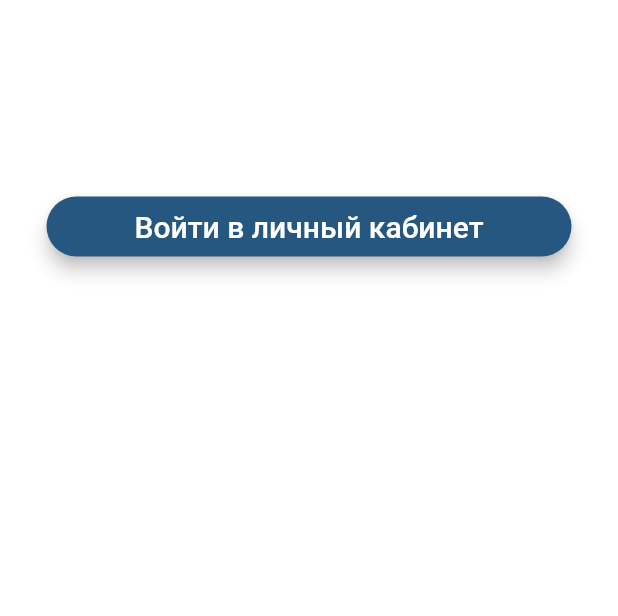
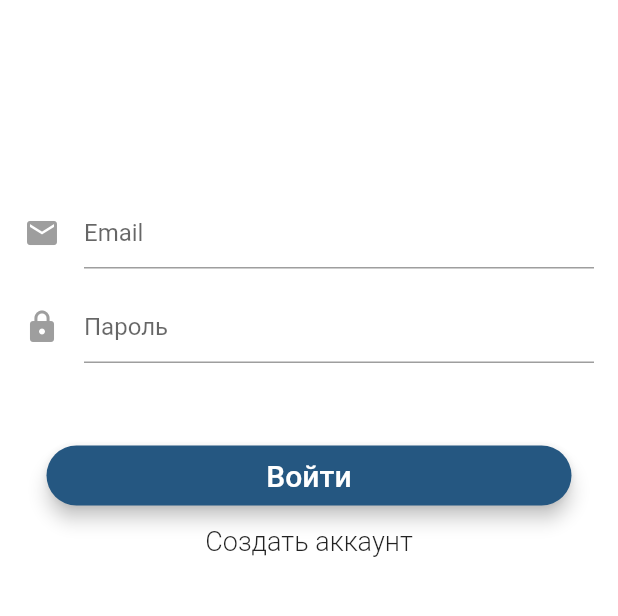
Before and after one commit to drGOD/stroinav_app, a Flutter app: the screen it shows after launch, on a phone screen of 412 x 824 dp, the part 405-1021 px from its top. Run offline on Flutter 3.47's test engine with Material 2 defaults, Android fonts, the phone set to English and light mode, and no system bars; our stand-ins replace connectivity, flutter_map, geolocator, hive, hive_flutter, latlong and 2 more; accounts and stored records are empty; network calls fail.

Commit message:
Почистил код 2

```diff
--- a/lib/Pages/login_signup_page.dart
+++ b/lib/Pages/login_signup_page.dart
@@ -15,7 +15,7 @@ class LoginSignUpPage extends StatefulWidget {
   State<StatefulWidget> createState() => new _LoginSignUpPageState();
 }
 
-enum FormMode { LOGIN, SIGNUP, EMPTY }
+enum FormMode { LOGIN, SIGNUP }
 
 class _LoginSignUpPageState extends State<LoginSignUpPage> {
   final _formKey = new GlobalKey<FormState>();
@@ -33,9 +33,7 @@ class _LoginSignUpPageState extends State<LoginSignUpPage> {
   String selectedConstructions;
 
   FormMode _formMode = FormMode.LOGIN;
-  FormMode _loginMode = FormMode.EMPTY;
   var _jwt;
-  bool _isIos;
   bool _isLoading;
 
   double shw;
@@ -99,6 +97,19 @@ class _LoginSignUpPageState extends State<LoginSignUpPage> {
       'confirmed': 'true',
     });
     return jsonDecode(response.body)['id'];
+  }
+
+  Future checkINN() async {
+    final response = await http.post(
+        'https://suggestions.dadata.ru/suggestions/api/4_1/rs/findById/party',
+        headers: {
+          'Authorization': 'Token d06e1d7a7afce7f3c5d806b936fc7c77f8a2f245',
+          'Accept': 'application/json',
+          'Content-Type': 'application/json',
+          'Cookie': '__ddg1=i268GlwdoGcT5C4BlmyV'
+        },
+        body: jsonEncode({"query": "7707083893"}));
+    print(jsonDecode(response.body)['suggestions'][0]['value']);
   }
 
   _launchURL() async {
@@ -189,7 +200,7 @@ class _LoginSignUpPageState extends State<LoginSignUpPage> {
   void _changeloginMode() {
     _errorMessage = "";
     setState(() {
-      _loginMode = FormMode.SIGNUP;
+      _formMode = FormMode.SIGNUP;
     });
   }
 
@@ -204,7 +215,6 @@ class _LoginSignUpPageState extends State<LoginSignUpPage> {
   @override
   Widget build(BuildContext context) {
     shw = MediaQuery.of(context).size.width;
-    _isIos = Theme.of(context).platform == TargetPlatform.iOS;
     return new Scaffold(
         backgroundColor: Colors.white,
         body: Stack(
@@ -241,14 +251,7 @@ class _LoginSignUpPageState extends State<LoginSignUpPage> {
         child: new Form(
           key: _formKey,
           child: Center(
-            child: _loginMode == FormMode.EMPTY
-                ? new Column(
-                    children: <Widget>[
-                      _showPrimaryButton(),
-                      //_showSupportButton(),
-                    ],
-                  )
-                : new Column(
+            child: new Column(
               children: <Widget>[
                 _showFIOInput(),
                 _showEmailInput(),
@@ -527,19 +530,13 @@ class _LoginSignUpPageState extends State<LoginSignUpPage> {
                   borderRadius: new BorderRadius.circular(30.0)),
               color: Color(0xFF255781),
               disabledColor: Color(0xFF1b3e5c),
-              child: _loginMode == FormMode.EMPTY
-                  ? new Text('Войти в личный кабинет',
+              child: _formMode == FormMode.LOGIN
+                  ? new Text('Войти',
                       style: new TextStyle(fontSize: 20.0, color: Colors.white))
-                  : _formMode == FormMode.LOGIN
-                      ? new Text('Войти',
-                          style: new TextStyle(
-                              fontSize: 20.0, color: Colors.white))
                   : new Text('Создать аккаунт',
-                          style: new TextStyle(
-                              fontSize: 20.0, color: Colors.white)),
-              onPressed: _loginMode == FormMode.EMPTY
-                  ? _changeloginMode
-                  : _validateAndSubmit),
+                      style:
+                          new TextStyle(fontSize: 20.0, color: Colors.white)),
+              onPressed: _validateAndSubmit),
         ));
   }
 
```
Lines whose indentation alone changed are shown as unchanged.
